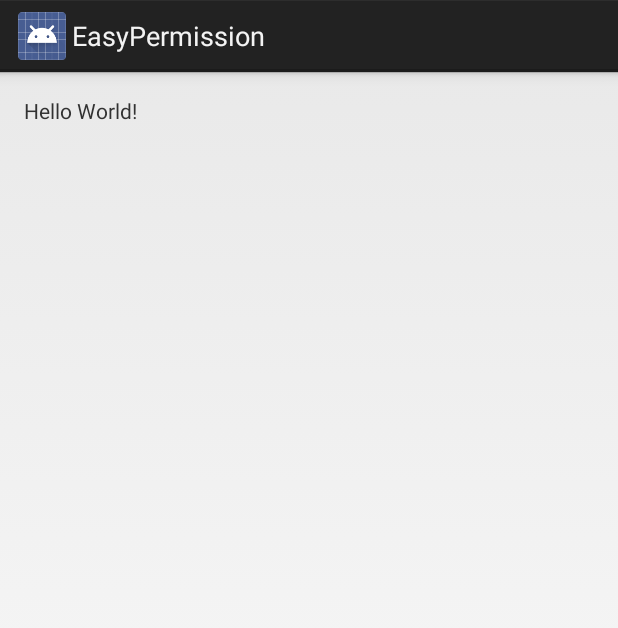
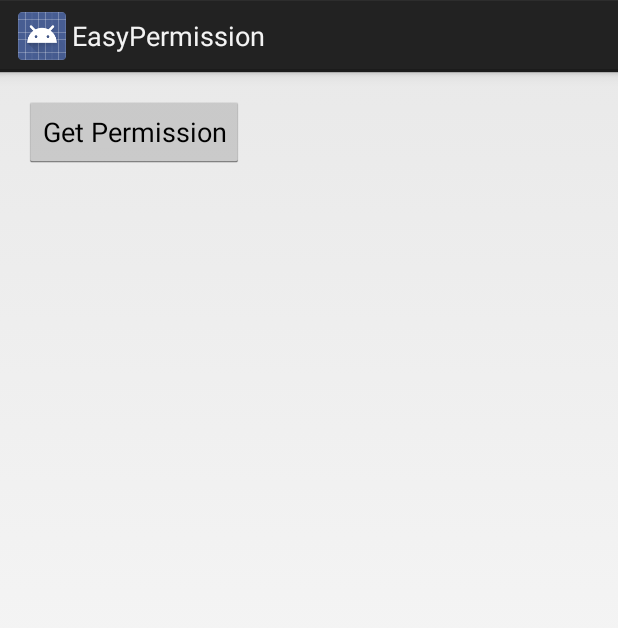
Before and after one commit to Levi-Ackerman/EasyPermission, an Android app: the screen it shows after launch (MainActivity), on a phone screen of 412 x 824 dp. Shown: the top 628 px of the screen. Run offline under Robolectric (Android 15) with nearby library versions, the phone set to English and light mode, and no system bars.

Commit message:
fix the bug that dialog is not full fill

```diff
--- a/app/src/main/java/top/lizhengxian/easypermission/sample/MainActivity.java
+++ b/app/src/main/java/top/lizhengxian/easypermission/sample/MainActivity.java
@@ -1,28 +1,23 @@
 package top.lizhengxian.easypermission.sample;
 
-import android.Manifest;
 import android.app.Activity;
-import android.app.AlertDialog;
+import android.content.Intent;
 import android.os.Bundle;
+import android.view.View;
 
-import top.lizhengxian.easypermission.EasyPermissionDialog;
+import top.lizhengxian.easypermission.PermissionActivity;
 
 public class MainActivity extends Activity {
-    AlertDialog mDialog;
-    private final static String[] LOCATION_PERMISSIONS = {Manifest.permission.ACCESS_COARSE_LOCATION, Manifest.permission.ACCESS_FINE_LOCATION};
-    private final static String[] STORAGE_PERMISSIONS = {Manifest.permission.WRITE_EXTERNAL_STORAGE};
-    private final static String[] PHONE_PERMISSIONS = {Manifest.permission.READ_PHONE_STATE};
 
     @Override
     protected void onCreate(Bundle savedInstanceState) {
         super.onCreate(savedInstanceState);
         setContentView(R.layout.activity_main);
-        mDialog = new EasyPermissionDialog.Builder(this)
-                .setMessage("* 同意授权让我们更好的为您服务")
-                .addPermission(R.drawable.dialog_startup_permission_storage,STORAGE_PERMISSIONS,"存储","下载文件到SD卡")
-                .addPermission(R.drawable.dialog_permission_phone, PHONE_PERMISSIONS,"电话","仅获取IMEI作特征码识别")
-                .addPermission(R.drawable.dialog_startup_permission_storage, LOCATION_PERMISSIONS, "位置", "获取位置信息更好地为您提供本地推荐")
-                .create();
-        mDialog.show();
+        findViewById(R.id.btnGetPerm).setOnClickListener(new View.OnClickListener() {
+            @Override
+            public void onClick(View v) {
+                startActivity(new Intent(MainActivity.this,PermissionActivity.class));
+            }
+        });
     }
 }
--- a/app/src/main/res/layout/activity_main.xml
+++ b/app/src/main/res/layout/activity_main.xml
@@ -11,8 +11,9 @@
     android:paddingBottom="@dimen/activity_vertical_margin"
     tools:context=".MainActivity">
 
-    <TextView
+    <Button
+        android:id="@+id/btnGetPerm"
         android:layout_width="wrap_content"
         android:layout_height="wrap_content"
-        android:text="Hello World!" />
+        android:text="Get Permission" />
 </RelativeLayout>
--- a/easypermission/src/main/java/top/lizhengxian/easypermission/Permission.java
+++ b/easypermission/src/main/java/top/lizhengxian/easypermission/Permission.java
@@ -1,4 +1,6 @@
 package top.lizhengxian.easypermission;
+
+import android.Manifest;
 
 /**
  * Created by Administrator on 2017/2/22.
@@ -7,7 +9,20 @@ package top.lizhengxian.easypermission;
  * @date 2017/02/22
  */
 
-public class Permission {
+public enum Permission {
+    /**
+     * 读写外存
+     */
+    STORAGE(R.drawable.dialog_startup_permission_storage,"存储","下载文件到SD卡", Manifest.permission.WRITE_EXTERNAL_STORAGE)
+    /**
+     * 读取通讯录和设备信息如IMEI
+     */
+    ,PHONE(R.drawable.dialog_permission_phone,"电话","仅获取IMEI作特征码识别",Manifest.permission.READ_PHONE_STATE)
+    /**
+     * 定位
+     */
+    ,LOCATION(R.drawable.dialog_startup_permission_storage, "位置", "获取位置信息更好地为您提供本地推荐",Manifest.permission.ACCESS_FINE_LOCATION)
+    ;
     /**
      * Display in item with bold style
      */
@@ -24,12 +39,12 @@ public class Permission {
      * The permission whose name was declaimed in framework
      */
 
-    public String[] permName;
+    public String permName;
 
-    public Permission(String title, String description, int imageResId, String[] permNames) {
+    private Permission( int imageResId, String title, String description,String permName) {
         this.title = title;
         this.description = description;
         this.imageResId = imageResId;
-        this.permName = permNames;
+        this.permName = permName;
     }
 }
--- a/easypermission/src/main/res/layout/dialog_permission_tips.xml
+++ b/easypermission/src/main/res/layout/dialog_permission_tips.xml
@@ -1,7 +1,7 @@
 <?xml version="1.0" encoding="utf-8"?>
 <LinearLayout xmlns:android="http://schemas.android.com/apk/res/android"
               android:layout_width="match_parent"
-              android:layout_height="wrap_content"
+              android:layout_height="match_parent"
               android:background="@color/permission_dialog_tips_main_background"
               android:orientation="vertical">
 
--- a/easypermission/src/main/res/values/colors.xml
+++ b/easypermission/src/main/res/values/colors.xml
@@ -11,4 +11,6 @@
     <color name="permission_dialog_setting_bar_background">#4d4e54</color>
     <color name="permission_dialog_setting_divide">#f5f5f5</color>
     <color name="permission_dialog_setting_exit_button_text">#bbbbbb</color>
+
+    <color name="transparent">#01000000</color>
 </resources>
```
Also changed, not shown: app/src/main/AndroidManifest.xml (+10 -6 lines), easypermission/src/main/java/top/lizhengxian/easypermission/EasyPermissionDialog.java (+45 -29 lines), easypermission/src/main/java/top/lizhengxian/easypermission/PermissionActivity.java (added, +30 -0 lines), easypermission/src/main/res/drawable/dialog_permission_phone.png (renamed from app/src/main/res/drawable/dialog_permission_phone.png), easypermission/src/main/res/drawable/dialog_permission_setting_logo.png (renamed from app/src/main/res/drawable/dialog_startup_permission_setting_logo.png), easypermission/src/main/res/drawable/dialog_startup_permission_setting_logo_back_arrow.png (renamed from app/src/main/res/drawable/dialog_startup_permission_setting_logo_back_arrow.png), easypermission/src/main/res/drawable/dialog_startup_permission_setting_switch.png (renamed from app/src/main/res/drawable/dialog_startup_permission_setting_switch.png), easypermission/src/main/res/drawable/dialog_startup_permission_storage.png (renamed from app/src/main/res/drawable/dialog_startup_permission_storage.png).
